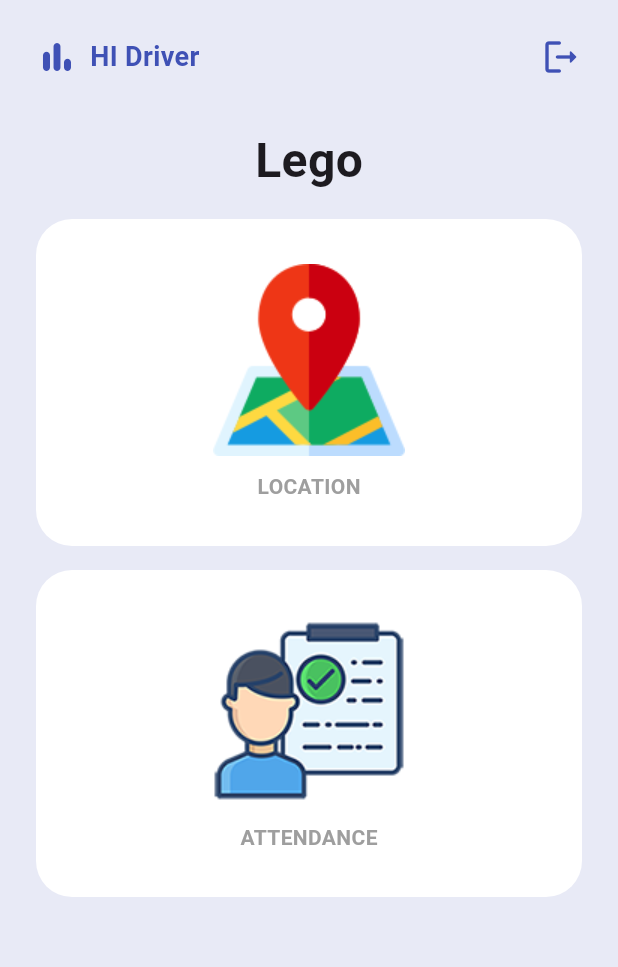
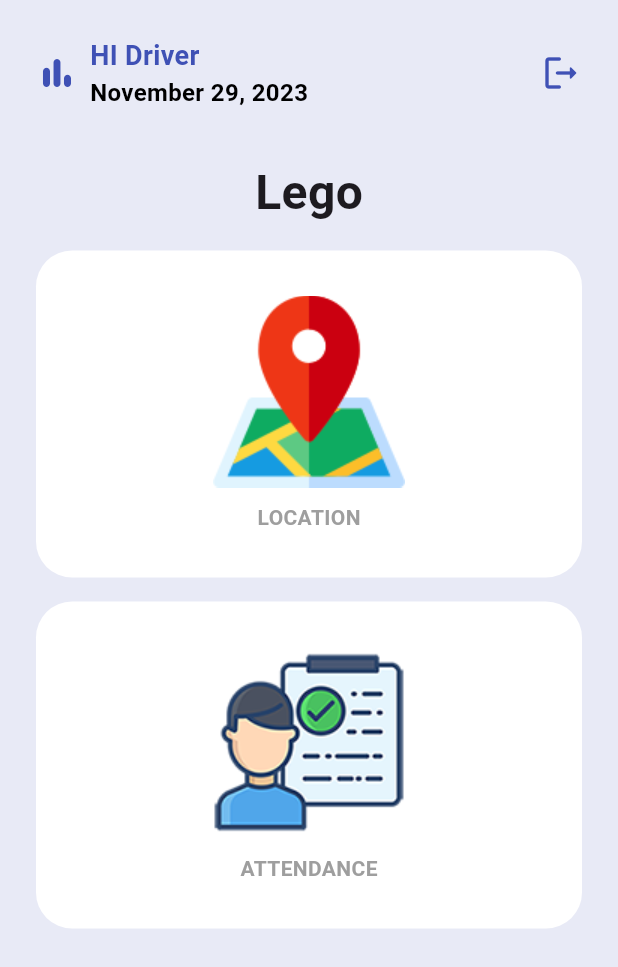
Before and after one commit to 0019-KDU/Lego-MobileApp, a Flutter app: the DriverMainPage screen opened by its route, on a phone screen of 412 x 824 dp. Shown: the top 967 px of the screen. Run offline on Flutter 3.47's test engine with Material 3 defaults, Android fonts, the phone set to English and light mode, and no system bars; our stand-ins replace cloud_firestore, firebase_auth, firebase_core, firebase_database, firebase_messaging, firebase_storage and 12 more; missing offline and left inert: syncfusion_flutter_pdf; accounts and stored records are empty; statements that could not run were skipped.

Commit message:
driver attendance
driver attendance edit

```diff
--- a/lib/driver_include/drivermain.dart
+++ b/lib/driver_include/drivermain.dart
@@ -1,11 +1,12 @@
 import 'package:flutter/material.dart';
+import 'package:intl/intl.dart';
 import 'package:lego/authentication/auth_helper.dart';
 import 'package:lego/driver_include/d_attendance.dart';
 import 'package:lego/driver_include/location_service.dart';
 import 'package:lego/screen/driver.dart';
 
 class DriverMainPage extends StatefulWidget {
-  const DriverMainPage({super.key});
+  const DriverMainPage({Key? key}) : super(key: key);
 
   @override
   State<DriverMainPage> createState() => _DriverMainPageState();
@@ -27,6 +28,9 @@ class _DriverMainPageState extends State<DriverMainPage>
 
   @override
   Widget build(BuildContext context) {
+    // Get the current date
+    String currentDate = DateFormat.yMMMMd().format(DateTime.now());
+
     return Scaffold(
       backgroundColor: Colors.indigo.shade50,
       body: SafeArea(
@@ -47,6 +51,9 @@ class _DriverMainPageState extends State<DriverMainPage>
                         ),
                       ),
                       const SizedBox(width: 8),
+                      Column(
+                        crossAxisAlignment: CrossAxisAlignment.start,
+                        children: [
                           const Text(
                             'HI Driver',
                             style: TextStyle(
@@ -54,6 +61,16 @@ class _DriverMainPageState extends State<DriverMainPage>
                               color: Colors.indigo,
                               fontWeight: FontWeight.bold,
                             ),
+                          ),
+                          Text(
+                            currentDate,
+                            style: TextStyle(
+                              fontSize: 16,
+                              color: Colors.black,
+                              fontWeight: FontWeight.bold,
+                            ),
+                          ),
+                        ],
                       ),
                     ],
                   ),
```
Also changed, not shown: lib/driver_include/d_attendance.dart (+10 -28 lines). Lines whose indentation alone changed are shown as unchanged.
